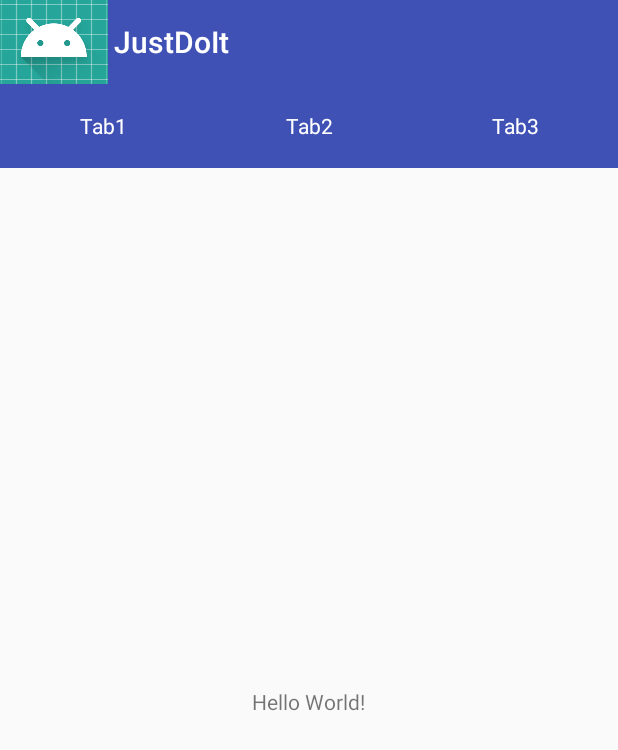
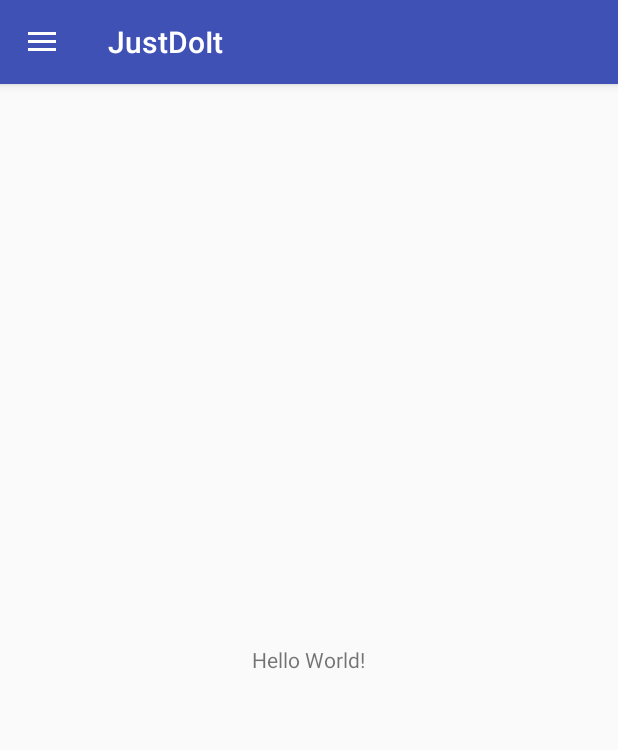
Before and after one commit to G00fY2/JustDoIt, an Android app: the screen it shows after launch (MainActivity), on a phone screen of 412 x 824 dp. Shown: the top 750 px of the screen. Run offline under Robolectric (Android 15) with nearby library versions, the phone set to English and light mode, and no system bars; our stand-ins replace ButterKnife, Dagger/Hilt's generated code, RxJava, Timber.

Commit message:
Add DrawerLayout and remove unused layouts

```diff
--- a/app/build.gradle
+++ b/app/build.gradle
@@ -25,6 +25,7 @@ android {
 
 dependencies {
     implementation project.ext.appcompat
+    implementation project.ext.design
 
     implementation project.ext.rxJava
     implementation project.ext.rxAndroid
--- a/app/src/main/AndroidManifest.xml
+++ b/app/src/main/AndroidManifest.xml
@@ -8,7 +8,7 @@
         android:label="@string/app_name"
         android:roundIcon="@mipmap/ic_launcher_round"
         android:supportsRtl="true"
-        android:theme="@style/AppTheme"
+        android:theme="@style/Theme.AppTheme"
         android:name=".app.MyApplication">
         <activity android:name=".app.activities.MainActivity">
             <intent-filter>
--- a/app/src/main/java/de/g00fy2/justdoit/app/Navigator.java
+++ b/app/src/main/java/de/g00fy2/justdoit/app/Navigator.java
@@ -3,11 +3,11 @@ package de.g00fy2.justdoit.app;
 import android.support.v4.app.Fragment;
 import android.support.v4.app.FragmentManager;
 import de.g00fy2.justdoit.app.activities.BaseActivity;
-import de.g00fy2.justdoit.app.fragments.tab1.DaggerTab1Component;
-import de.g00fy2.justdoit.app.fragments.tab1.Tab1Component;
-import de.g00fy2.justdoit.app.fragments.tab1.Tab1Fragment;
-import de.g00fy2.justdoit.app.fragments.tab1.Tab1Module;
-import de.g00fy2.justdoit.app.fragments.tab1.Tab1PresenterImpl;
+import de.g00fy2.justdoit.app.fragments.start.DaggerStartComponent;
+import de.g00fy2.justdoit.app.fragments.start.StartComponent;
+import de.g00fy2.justdoit.app.fragments.start.StartFragment;
+import de.g00fy2.justdoit.app.fragments.start.StartModule;
+import de.g00fy2.justdoit.app.fragments.start.StartPresenterImpl;
 
 /**
  * Created by Thomas Wirth on 04.10.2017.
@@ -22,17 +22,17 @@ public class Navigator {
   }
 
   public void showStartFragment() {
-    Tab1Fragment fragment = new Tab1Fragment();
-    Tab1PresenterImpl presenter = new Tab1PresenterImpl();
-    Tab1Component component = DaggerTab1Component.builder()
+    StartFragment fragment = new StartFragment();
+    StartPresenterImpl presenter = new StartPresenterImpl();
+    StartComponent component = DaggerStartComponent.builder()
         .activityComponent(baseActivity.getActivityComponent())
-        .tab1Module(new Tab1Module(fragment, presenter))
+        .startModule(new StartModule(fragment, presenter))
         .build();
 
     component.inject(fragment);
     component.inject(presenter);
 
-    transist(fragment, true);
+    transist(fragment, false);
   }
 
   private void transist(Fragment fragment, boolean addToBackStack) {
--- a/app/src/main/java/de/g00fy2/justdoit/app/activities/MainActivity.java
+++ b/app/src/main/java/de/g00fy2/justdoit/app/activities/MainActivity.java
@@ -2,7 +2,12 @@ package de.g00fy2.justdoit.app.activities;
 
 import android.os.Bundle;
 import android.support.annotation.Nullable;
+import android.support.design.widget.NavigationView;
+import android.support.v4.widget.DrawerLayout;
+import android.support.v7.app.ActionBar;
+import android.support.v7.app.ActionBarDrawerToggle;
 import android.support.v7.widget.Toolbar;
+import android.view.Gravity;
 import android.view.View;
 import butterknife.BindView;
 import de.g00fy2.justdoit.R;
@@ -14,18 +19,28 @@ import de.g00fy2.justdoit.app.annotations.Layout;
 
 @Layout(R.layout.activity_main) public class MainActivity extends BaseActivity {
 
-  @BindView(R.id.fragmentContainer) View fragmentContainer;
-
+  @BindView(R.id.drawer_layout) DrawerLayout drawerLayout;
   @BindView(R.id.toolbar) Toolbar toolbar;
+  @BindView(R.id.fragment_container) View fragmentContainer;
+  @BindView(R.id.navigation_view) NavigationView navigationView;
 
   @Override protected void onCreate(@Nullable Bundle savedInstanceState) {
     super.onCreate(savedInstanceState);
+
+    setSupportActionBar(toolbar);
+    ActionBarDrawerToggle drawerToggle =
+        new ActionBarDrawerToggle(this, drawerLayout, toolbar, R.string.navigation_drawer_open,
+            R.string.navigation_drawer_close);
+    drawerLayout.setStatusBarBackgroundColor(getResources().getColor(R.color.colorPrimaryDark));
+    drawerLayout.addDrawerListener(drawerToggle);
+    final ActionBar ab = getSupportActionBar();
+    ab.setDisplayHomeAsUpEnabled(true);
+    ab.setHomeButtonEnabled(true);
+    drawerToggle.syncState();
   }
 
   @Override protected void onResume() {
     super.onResume();
-    toolbar.setTitle("JustDoIt");
-    toolbar.setNavigationIcon(R.mipmap.ic_launcher_round);
     getNavigator().showStartFragment();
   }
 
@@ -37,8 +52,16 @@ import de.g00fy2.justdoit.app.annotations.Layout;
     super.onDestroy();
   }
 
+  @Override public void onBackPressed() {
+    if (drawerLayout.isDrawerOpen(Gravity.START)) {
+      drawerLayout.closeDrawer(Gravity.START);
+    } else {
+      super.onBackPressed();
+    }
+  }
+
   @Override public int getFragmentContainerId() {
-    return R.id.fragmentContainer;
+    return R.id.fragment_container;
   }
 
   @Override public View getFragmentContainer() {
--- /dev/null
+++ b/app/src/main/java/de/g00fy2/justdoit/app/fragments/start/StartComponent.java
@@ -0,0 +1,17 @@
+package de.g00fy2.justdoit.app.fragments.start;
+
+import dagger.Component;
+import de.g00fy2.justdoit.app.annotations.PerFragment;
+import de.g00fy2.justdoit.app.di.ActivityComponent;
+
+/**
+ * Created by Thomas Wirth on 04.10.2017.
+ */
+
+@PerFragment @Component(dependencies = ActivityComponent.class, modules = StartModule.class)
+public interface StartComponent {
+
+  void inject(StartFragment view);
+
+  void inject(StartPresenterImpl presenter);
+}
--- a/app/src/main/java/de/g00fy2/justdoit/app/fragments/tab1/Tab1Contract.java
+++ b/app/src/main/java/de/g00fy2/justdoit/app/fragments/start/StartContract.java
@@ -1,4 +1,4 @@
-package de.g00fy2.justdoit.app.fragments.tab1;
+package de.g00fy2.justdoit.app.fragments.start;
 
 import de.g00fy2.justdoit.app.fragments.base.BasePresenter;
 import de.g00fy2.justdoit.app.fragments.base.BaseView;
@@ -7,7 +7,7 @@ import de.g00fy2.justdoit.app.fragments.base.BaseView;
  * Created by Thomas Wirth on 04.10.2017.
  */
 
-public interface Tab1Contract {
+public interface StartContract {
 
   interface StartPresenter extends BasePresenter {
   }
--- a/app/src/main/java/de/g00fy2/justdoit/app/fragments/tab1/Tab1Fragment.java
+++ b/app/src/main/java/de/g00fy2/justdoit/app/fragments/start/StartFragment.java
@@ -1,4 +1,4 @@
-package de.g00fy2.justdoit.app.fragments.tab1;
+package de.g00fy2.justdoit.app.fragments.start;
 
 import android.widget.TextView;
 import butterknife.BindView;
@@ -13,10 +13,10 @@ import javax.inject.Inject;
  * Created by Thomas Wirth on 04.10.2017.
  */
 
-@Layout(R.layout.fragment_tab1) @Title(R.string.app_name) public class Tab1Fragment
-    extends BaseFragment implements Tab1Contract.StartView {
+@Layout(R.layout.fragment_start) @Title(R.string.app_name) public class StartFragment
+    extends BaseFragment implements StartContract.StartView {
 
-  @Inject Tab1Contract.StartPresenter presenter;
+  @Inject StartContract.StartPresenter presenter;
 
   @BindView(R.id.start_hello_world_textview) TextView helloWorldTextView;
 
--- /dev/null
+++ b/app/src/main/java/de/g00fy2/justdoit/app/fragments/start/StartModule.java
@@ -0,0 +1,28 @@
+package de.g00fy2.justdoit.app.fragments.start;
+
+import dagger.Module;
+import dagger.Provides;
+import de.g00fy2.justdoit.app.annotations.PerFragment;
+
+/**
+ * Created by Thomas Wirth on 04.10.2017.
+ */
+
+@PerFragment @Module public class StartModule {
+
+  private StartContract.StartView view;
+  private StartContract.StartPresenter presenter;
+
+  public StartModule(StartContract.StartView view, StartContract.StartPresenter presenter) {
+    this.view = view;
+    this.presenter = presenter;
+  }
+
+  @Provides @PerFragment StartContract.StartView provideView() {
+    return view;
+  }
+
+  @Provides @PerFragment StartContract.StartPresenter providePresenter() {
+    return presenter;
+  }
+}
--- /dev/null
+++ b/app/src/main/java/de/g00fy2/justdoit/app/fragments/start/StartPresenterImpl.java
@@ -0,0 +1,17 @@
+package de.g00fy2.justdoit.app.fragments.start;
+
+import de.g00fy2.justdoit.app.fragments.base.BasePresenterImpl;
+import javax.inject.Inject;
+
+/**
+ * Created by Thomas Wirth on 04.10.2017.
+ */
+
+public class StartPresenterImpl extends BasePresenterImpl implements StartContract.StartPresenter {
+
+  @Inject StartContract.StartView view;
+
+  @Inject public StartPresenterImpl() {
+
+  }
+}
--- a/app/src/main/java/de/g00fy2/justdoit/app/fragments/tab1/Tab1Component.java
+++ /dev/null
@@ -1,17 +0,0 @@
-package de.g00fy2.justdoit.app.fragments.tab1;
-
-import dagger.Component;
-import de.g00fy2.justdoit.app.annotations.PerFragment;
-import de.g00fy2.justdoit.app.di.ActivityComponent;
-
-/**
- * Created by Thomas Wirth on 04.10.2017.
- */
-
-@PerFragment @Component(dependencies = ActivityComponent.class, modules = Tab1Module.class)
-public interface Tab1Component {
-
-  void inject(Tab1Fragment view);
-
-  void inject(Tab1PresenterImpl presenter);
-}
--- a/app/src/main/java/de/g00fy2/justdoit/app/fragments/tab1/Tab1Module.java
+++ /dev/null
@@ -1,28 +0,0 @@
-package de.g00fy2.justdoit.app.fragments.tab1;
-
-import dagger.Module;
-import dagger.Provides;
-import de.g00fy2.justdoit.app.annotations.PerFragment;
-
-/**
- * Created by Thomas Wirth on 04.10.2017.
- */
-
-@PerFragment @Module public class Tab1Module {
-
-  private Tab1Contract.StartView view;
-  private Tab1Contract.StartPresenter presenter;
-
-  public Tab1Module(Tab1Contract.StartView view, Tab1Contract.StartPresenter presenter) {
-    this.view = view;
-    this.presenter = presenter;
-  }
-
-  @Provides @PerFragment Tab1Contract.StartView provideView() {
-    return view;
-  }
-
-  @Provides @PerFragment Tab1Contract.StartPresenter providePresenter() {
-    return presenter;
-  }
-}
--- a/app/src/main/java/de/g00fy2/justdoit/app/fragments/tab1/Tab1PresenterImpl.java
+++ /dev/null
@@ -1,17 +0,0 @@
-package de.g00fy2.justdoit.app.fragments.tab1;
-
-import de.g00fy2.justdoit.app.fragments.base.BasePresenterImpl;
-import javax.inject.Inject;
-
-/**
- * Created by Thomas Wirth on 04.10.2017.
- */
-
-public class Tab1PresenterImpl extends BasePresenterImpl implements Tab1Contract.StartPresenter {
-
-  @Inject Tab1Contract.StartView view;
-
-  @Inject public Tab1PresenterImpl() {
-
-  }
-}
--- a/app/src/main/res/layout/activity_main.xml
+++ b/app/src/main/res/layout/activity_main.xml
@@ -1,64 +1,41 @@
 <?xml version="1.0" encoding="utf-8"?>
-<LinearLayout
+<android.support.v4.widget.DrawerLayout
     xmlns:android="http://schemas.android.com/apk/res/android"
+    android:id="@+id/drawer_layout"
     android:layout_width="match_parent"
     android:layout_height="match_parent"
-    android:orientation="vertical"
+    android:fitsSystemWindows="true"
     >
-  <android.support.v7.widget.Toolbar
-      android:id="@+id/toolbar"
-      android:layout_width="match_parent"
-      android:layout_height="?attr/actionBarSize"
-      android:background="@color/colorPrimary"
-      android:theme="@style/ToolbarTheme"
-      />
+
   <LinearLayout
       android:layout_width="match_parent"
-      android:layout_height="wrap_content"
-      android:background="@color/colorPrimary"
-      android:minHeight="?attr/actionBarSize"
-      android:theme="@style/ToolbarTheme"
+      android:layout_height="match_parent"
+      android:orientation="vertical"
       >
-    <TextView
-        android:layout_width="wrap_content"
+    <android.support.design.widget.AppBarLayout
+        android:layout_width="match_parent"
+        android:layout_height="wrap_content"
+        >
+      <android.support.v7.widget.Toolbar
+          android:id="@+id/toolbar"
+          android:layout_width="match_parent"
+          android:layout_height="?attr/actionBarSize"
+          android:background="?attr/colorPrimary"
+          android:theme="@style/ThemeOverlay.AppCompat.Dark.ActionBar"
+          />
+    </android.support.design.widget.AppBarLayout>
+    <FrameLayout
+        android:id="@+id/fragment_container"
+        android:layout_width="match_parent"
         android:layout_height="match_parent"
-        android:layout_weight="1"
-        android:background="?selectableItemBackgroundBorderless"
-        android:clickable="true"
-        android:focusable="true"
-        android:gravity="center"
-        android:text="Tab1"
-        android:textColor="@android:color/white"
-        />
-    <TextView
-        android:layout_width="wrap_content"
-        android:layout_height="match_parent"
-        android:layout_weight="1"
-        android:background="?selectableItemBackgroundBorderless"
-        android:clickable="true"
-        android:focusable="true"
-        android:gravity="center"
-        android:text="Tab2"
-        android:textColor="@android:color/white"
-        />
-    <TextView
-        android:layout_width="wrap_content"
-        android:layout_height="match_parent"
-        android:layout_weight="1"
-        android:background="?selectableItemBackgroundBorderless"
-        android:clickable="true"
-        android:focusable="true"
-        android:gravity="center"
-        android:text="Tab3"
-        android:textColor="@android:color/white"
         />
   </LinearLayout>
 
-  <LinearLayout
-      android:id="@+id/fragmentContainer"
-      android:layout_width="match_parent"
+  <android.support.design.widget.NavigationView
+      android:id="@+id/navigation_view"
+      android:layout_width="wrap_content"
       android:layout_height="match_parent"
-      android:orientation="vertical"
+      android:layout_gravity="start"
+      android:fitsSystemWindows="true"
       />
-
-</LinearLayout>
+</android.support.v4.widget.DrawerLayout>
--- a/app/src/main/res/layout/fragment_tab2.xml
+++ /dev/null
@@ -1,17 +0,0 @@
-<?xml version="1.0" encoding="utf-8"?>
-<LinearLayout
-    xmlns:android="http://schemas.android.com/apk/res/android"
-    android:layout_width="match_parent"
-    android:layout_height="match_parent"
-    android:gravity="center"
-    android:orientation="vertical"
-    >
-
-  <TextView
-      android:id="@+id/start_hello_world_textview"
-      android:layout_width="wrap_content"
-      android:layout_height="wrap_content"
-      android:text="Hello World!"
-      />
-
-</LinearLayout>
--- a/app/src/main/res/layout/fragment_tab3.xml
+++ /dev/null
@@ -1,17 +0,0 @@
-<?xml version="1.0" encoding="utf-8"?>
-<LinearLayout
-    xmlns:android="http://schemas.android.com/apk/res/android"
-    android:layout_width="match_parent"
-    android:layout_height="match_parent"
-    android:gravity="center"
-    android:orientation="vertical"
-    >
-
-  <TextView
-      android:id="@+id/start_hello_world_textview"
-      android:layout_width="wrap_content"
-      android:layout_height="wrap_content"
-      android:text="Hello World!"
-      />
-
-</LinearLayout>
--- /dev/null
+++ b/app/src/main/res/values-v21/styles.xml
@@ -0,0 +1,9 @@
+<resources>
+
+  <style name="Theme.AppTheme" parent="Base.Theme.AppTheme">
+    <item name="android:windowDrawsSystemBarBackgrounds">true</item>
+    <item name="android:statusBarColor">@android:color/transparent</item>
+    <item name="android:windowTranslucentStatus">true</item>
+  </style>
+
+</resources>
--- a/app/src/main/res/values/strings.xml
+++ b/app/src/main/res/values/strings.xml
@@ -1,3 +1,5 @@
 <resources>
     <string name="app_name">JustDoIt</string>
+    <string name="navigation_drawer_open">Drawer Open</string>
+    <string name="navigation_drawer_close">Drawer Closed</string>
 </resources>
--- a/app/src/main/res/values/styles.xml
+++ b/app/src/main/res/values/styles.xml
@@ -1,13 +1,12 @@
 <resources>
 
-    <!-- Base application theme. -->
-    <style name="AppTheme" parent="Theme.AppCompat.Light.NoActionBar">
-        <!-- Customize your theme here. -->
-        <item name="colorPrimary">@color/colorPrimary</item>
-        <item name="colorPrimaryDark">@color/colorPrimaryDark</item>
-        <item name="colorAccent">@color/colorAccent</item>
-    </style>
+  <style name="Base.Theme.AppTheme" parent="Theme.AppCompat.Light.NoActionBar">
+    <item name="colorPrimary">@color/colorPrimary</item>
+    <item name="colorPrimaryDark">@color/colorPrimaryDark</item>
+    <item name="colorAccent">@color/colorAccent</item>
+  </style>
 
-    <style name="ToolbarTheme" parent="Theme.AppCompat.NoActionBar"/>
+  <style name="Theme.AppTheme" parent="Base.Theme.AppTheme">
+  </style>
 
 </resources>
--- a/build.gradle
+++ b/build.gradle
@@ -24,6 +24,7 @@ allprojects {
 
         // support libs
         appcompat = "com.android.support:appcompat-v7:$supportLibraryVersion"
+        design = "com.android.support:design:$supportLibraryVersion"
 
         // reactiveX
         rxJava = 'io.reactivex.rxjava2:rxjava:2.1.4'
```
Also changed, not shown: app/src/main/res/layout/fragment_start.xml (renamed from app/src/main/res/layout/fragment_tab1.xml).
